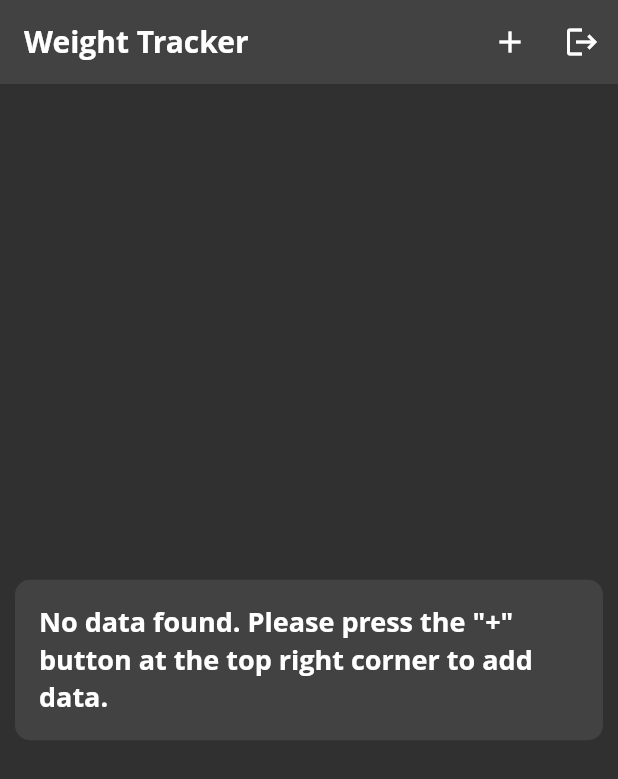
After one commit to 7H3-PR073C70R/weight_tacker_take_home_assignment, a Flutter app: the HomeScreen screen opened directly, on a phone screen of 412 x 824 dp. The commit adds this screen. Shown: the top 779 px of the screen. Run offline on Flutter 3.47's test engine with Material 2 defaults, Android fonts, the phone set to English and light mode, and no system bars; our stand-ins replace cloud_firestore, firebase_auth, firebase_core, flutter_hooks, hooks_riverpod; accounts and stored records are empty; network calls fail; Roboto replaces fonts that are missing (Open Sans).

Commit message:
app done

```diff
--- a/lib/constants/app_string.dart
+++ b/lib/constants/app_string.dart
@@ -16,6 +16,7 @@ class AppString {
   static const errorText = 'Something went wrong';
   static const noDataText = 'No data found. Please press the "+" button at the top right corner to add data.';
   static const logOutText = 'Log Out';
+  static const loggingOutText = 'Logging Out';
   static const invalidFormText = 'Weight cannot be empty';
   static const invalidData = 'Invalid data';
 
--- a/lib/feature/auth/login/view/login_view.dart
+++ b/lib/feature/auth/login/view/login_view.dart
@@ -42,7 +42,6 @@ class LoginScreen extends ConsumerWidget {
                     onTap: () async {
                       try {
                         await ref.read(loginProvider).loginAnonymously();
-                        ref.read(loginProvider).dispose();
                         Navigator.of(context).pushReplacement(
                             CupertinoPageRoute(
                                 builder: (_) => const HomeScreen()));
--- a/lib/feature/weight/view/weight_view.dart
+++ b/lib/feature/weight/view/weight_view.dart
@@ -2,13 +2,15 @@ import 'package:cloud_firestore/cloud_firestore.dart';
 import 'package:flutter/cupertino.dart';
 import 'package:flutter/material.dart';
 import 'package:hooks_riverpod/hooks_riverpod.dart';
-import 'package:weight_tracker/feature/auth/login/login_state.dart';
 import 'package:weight_tracker/feature/auth/login/view/login_view.dart';
 import 'package:weight_tracker/feature/weight/weight_provider.dart';
 import 'package:weight_tracker/feature/weight/view/widgets/add_and_update_dialog.dart';
+import '../../../constants/app_colors.dart';
 import '../../../constants/app_string.dart';
 import '../../../constants/app_text_styles.dart';
 import '../model/weight.dart';
+import 'widgets/logging_out.dart';
+import 'widgets/no_data.dart';
 import 'widgets/widget_card.dart';
 
 class HomeScreen extends ConsumerWidget {
@@ -34,25 +36,29 @@ class HomeScreen extends ConsumerWidget {
               icon: const Icon(Icons.add)),
           IconButton(
               onPressed: () async {
-                await ref.read(loginProvider).logOut();
+                await ref.read(weightProvider).logOut();
                 Navigator.of(context).pushReplacement(
                     CupertinoPageRoute(builder: (_) => const LoginScreen()));
               },
               icon: const Icon(Icons.logout)),
         ],
       ),
-      body: ref.watch(loginProvider).isLoading ? const Center(child: CircularProgressIndicator()) : Padding(
+      body: Stack(
+        children: [
+          Padding(
             padding: const EdgeInsets.symmetric(vertical: 16, horizontal: 10),
             child: StreamBuilder<QuerySnapshot>(
               stream: ref.watch(weightProvider).weightStream,
               builder: (context, snapshot) {
                 if (!snapshot.hasData) {
                   return const Center(
-                child: CircularProgressIndicator(),
+                    child: CircularProgressIndicator(
+                      color: AppColors.kcWhiteColor,
+                    ),
                   );
                 } else {
                   if (snapshot.data!.docs.isEmpty) {
-                return const _NoDataFoundWidget();
+                    return const NoDataFoundWidget();
                   }
                   return ListView.separated(
                       itemBuilder: ((context, index) {
@@ -70,27 +76,9 @@ class HomeScreen extends ConsumerWidget {
               },
             ),
           ),
-    );
-  }
-}
-
-class _NoDataFoundWidget extends StatelessWidget {
-  const _NoDataFoundWidget({
-    Key? key,
-  }) : super(key: key);
-
-  @override
-  Widget build(BuildContext context) {
-    return Center(
-      child: Container(
-        decoration: BoxDecoration(
-            borderRadius: BorderRadius.circular(10),
-            color: Colors.grey.shade800),
-        padding: const EdgeInsets.all(16.0),
-        child: const Text(
-          AppString.noDataText,
-          style: AppTextStyles.buttonTextStyle,
-        ),
+          if(ref.watch(weightProvider).isBusy)
+          const LoggingOutWidget(),
+        ],
       ),
     );
   }
--- /dev/null
+++ b/lib/feature/weight/view/widgets/no_data.dart
@@ -0,0 +1,26 @@
+import 'package:flutter/material.dart';
+
+import '../../../../constants/app_string.dart';
+import '../../../../constants/app_text_styles.dart';
+
+class NoDataFoundWidget extends StatelessWidget {
+  const NoDataFoundWidget({
+    Key? key,
+  }) : super(key: key);
+
+  @override
+  Widget build(BuildContext context) {
+    return Center(
+      child: Container(
+        decoration: BoxDecoration(
+            borderRadius: BorderRadius.circular(10),
+            color: Colors.grey.shade800),
+        padding: const EdgeInsets.all(16.0),
+        child: const Text(
+          AppString.noDataText,
+          style: AppTextStyles.buttonTextStyle,
+        ),
+      ),
+    );
+  }
+}
```
Also changed, not shown: lib/feature/auth/login/login_state.dart (+0 -10 lines), lib/feature/weight/view/widgets/logging_out.dart (added, +37 -0 lines), lib/feature/weight/weight_provider.dart (+15 -1 lines). Lines whose indentation alone changed are shown as unchanged.
